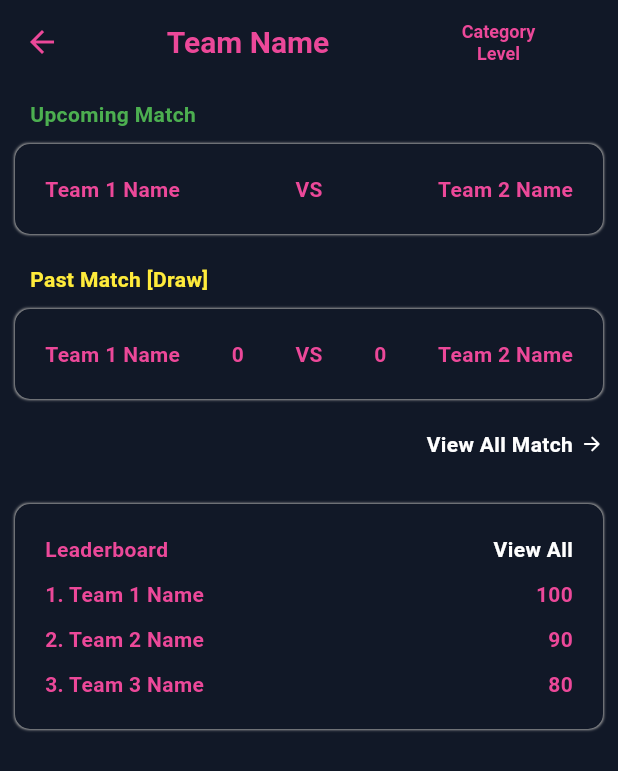
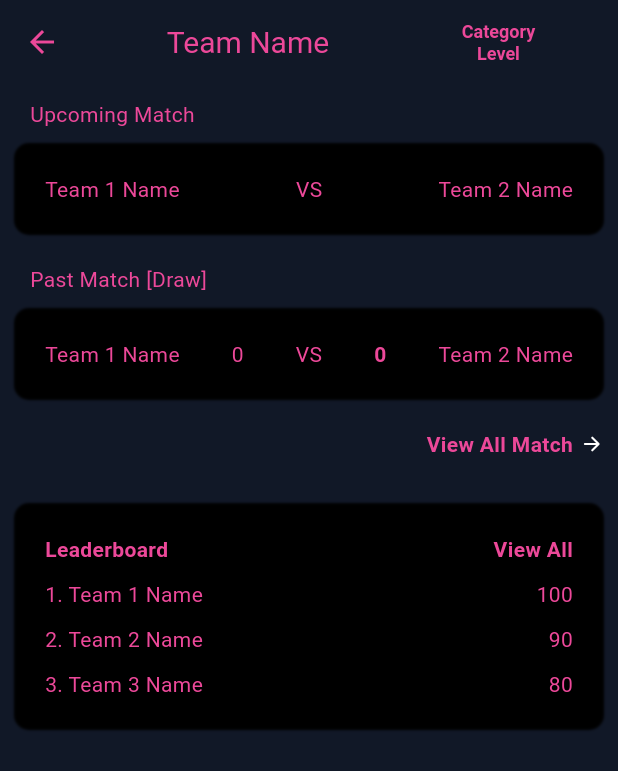
Before and after one commit to syamilu/tournamyx_mobile, a Flutter app: the FavouriteScreen screen opened by its route, on a phone screen of 412 x 824 dp. Shown: the top 771 px of the screen. Run offline on Flutter 3.47's test engine with Material 3 defaults, Android fonts, the phone set to English and light mode, and no system bars; our stand-ins replace firebase_auth, firebase_core, ionicons; accounts and stored records are empty; Roboto replaces fonts that are missing (Poppins).

Commit message:
:sparkle: changing color theme, and add sign out button

```diff
--- a/lib/features/favourite/screen/favourite_page.dart
+++ b/lib/features/favourite/screen/favourite_page.dart
@@ -8,19 +8,15 @@ class FavouriteScreen extends StatelessWidget {
   @override
   Widget build(BuildContext context) {
     return Scaffold(
-        backgroundColor: TournamyxTheme.background,
         appBar: AppBar(
-          backgroundColor: TournamyxTheme.background,
           actionsIconTheme: const IconThemeData(color: TournamyxTheme.primary),
           iconTheme: const IconThemeData(color: TournamyxTheme.primary),
           title: const Row(
             mainAxisAlignment: MainAxisAlignment.spaceEvenly,
             children: [
               Text('Team Name',
-                  style: TextStyle(
-                      fontSize: 20,
-                      fontWeight: FontWeight.bold,
-                      color: TournamyxTheme.primary)),
+                  style:
+                      TextStyle(fontSize: 20, color: TournamyxTheme.primary)),
               SizedBox(width: 10),
               Column(
                 children: [
@@ -60,8 +56,6 @@ class FavouriteScreen extends StatelessWidget {
                             'Upcoming Match',
                             style: TextStyle(
                               fontSize: 14,
-                              fontWeight: FontWeight.bold,
-                              color: Colors.green,
                             ),
                           ),
                         ),
@@ -70,10 +64,8 @@ class FavouriteScreen extends StatelessWidget {
                         padding: const EdgeInsets.all(20),
                         margin: const EdgeInsets.all(10),
                         decoration: BoxDecoration(
-                          color: TournamyxTheme.background,
                           boxShadow: [
                             BoxShadow(
-                              color: Colors.grey,
                               blurRadius: 0.7,
                               spreadRadius: 0.1,
                               offset: Offset(0.0, 0.0),
@@ -88,24 +80,18 @@ class FavouriteScreen extends StatelessWidget {
                               'Team 1 Name',
                               style: TextStyle(
                                 fontSize: 14,
-                                fontWeight: FontWeight.bold,
-                                color: TournamyxTheme.primary,
                               ),
                             ),
                             Text(
                               'VS',
                               style: TextStyle(
                                 fontSize: 14,
-                                fontWeight: FontWeight.bold,
-                                color: TournamyxTheme.primary,
                               ),
                             ),
                             Text(
                               'Team 2 Name',
                               style: TextStyle(
                                 fontSize: 14,
-                                fontWeight: FontWeight.bold,
-                                color: TournamyxTheme.primary,
                               ),
                             ),
                           ],
@@ -121,8 +107,6 @@ class FavouriteScreen extends StatelessWidget {
                             'Past Match [Draw]',
                             style: TextStyle(
                               fontSize: 14,
-                              fontWeight: FontWeight.bold,
-                              color: Colors.yellow,
                             ),
                           ),
                         ),
@@ -131,10 +115,8 @@ class FavouriteScreen extends StatelessWidget {
                         padding: const EdgeInsets.all(20),
                         margin: const EdgeInsets.all(10),
                         decoration: BoxDecoration(
-                          color: TournamyxTheme.background,
                           boxShadow: [
                             BoxShadow(
-                              color: Colors.grey,
                               blurRadius: 0.7,
                               spreadRadius: 0.1,
                               offset: Offset(0.0, 0.0),
@@ -149,8 +131,18 @@ class FavouriteScreen extends StatelessWidget {
                               'Team 1 Name',
                               style: TextStyle(
                                 fontSize: 14,
-                                fontWeight: FontWeight.bold,
-                                color: TournamyxTheme.primary,
+                              ),
+                            ),
+                            Text(
+                              '0',
+                              style: TextStyle(
+                                fontSize: 14,
+                              ),
+                            ),
+                            Text(
+                              'VS',
+                              style: TextStyle(
+                                fontSize: 14,
                               ),
                             ),
                             Text(
@@ -158,31 +150,12 @@ class FavouriteScreen extends StatelessWidget {
                               style: TextStyle(
                                 fontSize: 14,
                                 fontWeight: FontWeight.bold,
-                                color: TournamyxTheme.primary,
-                              ),
-                            ),
-                            Text(
-                              'VS',
-                              style: TextStyle(
-                                fontSize: 14,
-                                fontWeight: FontWeight.bold,
-                                color: TournamyxTheme.primary,
-                              ),
-                            ),
-                            Text(
-                              '0',
-                              style: TextStyle(
-                                fontSize: 14,
-                                fontWeight: FontWeight.bold,
-                                color: TournamyxTheme.primary,
                               ),
                             ),
                             Text(
                               'Team 2 Name',
                               style: TextStyle(
                                 fontSize: 14,
-                                fontWeight: FontWeight.bold,
-                                color: TournamyxTheme.primary,
                               ),
                             ),
                           ],
@@ -200,13 +173,11 @@ class FavouriteScreen extends StatelessWidget {
                               style: TextStyle(
                                 fontSize: 14,
                                 fontWeight: FontWeight.bold,
-                                color: Colors.white,
                               ),
                             ),
                             SizedBox(width: 5),
                             Icon(
                               Ionicons.arrow_forward,
-                              color: Colors.white,
                               size: 15,
                             ),
                           ],
@@ -218,10 +189,8 @@ class FavouriteScreen extends StatelessWidget {
                         padding: const EdgeInsets.all(20),
                         margin: const EdgeInsets.all(10),
                         decoration: BoxDecoration(
-                          color: TournamyxTheme.background,
                           boxShadow: [
                             BoxShadow(
-                              color: Colors.grey,
                               blurRadius: 0.7,
                               spreadRadius: 0.1,
                               offset: Offset(0.0, 0.0),
@@ -239,7 +208,6 @@ class FavouriteScreen extends StatelessWidget {
                                   style: TextStyle(
                                     fontSize: 14,
                                     fontWeight: FontWeight.bold,
-                                    color: TournamyxTheme.primary,
                                   ),
                                 ),
                                 Text(
@@ -247,7 +215,6 @@ class FavouriteScreen extends StatelessWidget {
                                   style: TextStyle(
                                     fontSize: 14,
                                     fontWeight: FontWeight.bold,
-                                    color: Colors.white,
                                   ),
                                 ),
                               ],
@@ -260,16 +227,12 @@ class FavouriteScreen extends StatelessWidget {
                                   '1. Team 1 Name',
                                   style: TextStyle(
                                     fontSize: 14,
-                                    fontWeight: FontWeight.bold,
-                                    color: TournamyxTheme.primary,
                                   ),
                                 ),
                                 Text(
                                   '100',
                                   style: TextStyle(
                                     fontSize: 14,
-                                    fontWeight: FontWeight.bold,
-                                    color: TournamyxTheme.primary,
                                   ),
                                 ),
                               ],
@@ -282,16 +245,12 @@ class FavouriteScreen extends StatelessWidget {
                                   '2. Team 2 Name',
                                   style: TextStyle(
                                     fontSize: 14,
-                                    fontWeight: FontWeight.bold,
-                                    color: TournamyxTheme.primary,
                                   ),
                                 ),
                                 Text(
                                   '90',
                                   style: TextStyle(
                                     fontSize: 14,
-                                    fontWeight: FontWeight.bold,
-                                    color: TournamyxTheme.primary,
                                   ),
                                 ),
                               ],
@@ -304,16 +263,12 @@ class FavouriteScreen extends StatelessWidget {
                                   '3. Team 3 Name',
                                   style: TextStyle(
                                     fontSize: 14,
-                                    fontWeight: FontWeight.bold,
-                                    color: TournamyxTheme.primary,
                                   ),
                                 ),
                                 Text(
                                   '80',
                                   style: TextStyle(
                                     fontSize: 14,
-                                    fontWeight: FontWeight.bold,
-                                    color: TournamyxTheme.primary,
                                   ),
                                 ),
                               ],
--- a/lib/utils/theme/tournamyx_theme.dart
+++ b/lib/utils/theme/tournamyx_theme.dart
@@ -3,7 +3,7 @@ import 'package:flutter/material.dart';
 class TournamyxTheme {
   static const Color background = Color(0xFF111827);
   static const Color primary = Color(0xFFEC4899);
-  // static const Color grey = Color(0xFF888CA4);
+  static const Color grey = Color(0xFF888CA4);
 
   // static const Color primaryVariant = Color(0xFF1674EA);
   // static const Color secondary = Color(0xFF488A);
```
Also changed, not shown: lib/components/shared/myx_bottom_navbar.dart (+7 -8 lines), lib/features/auth/screen/login.dart (+3 -6 lines), lib/features/settings/screen/settings.dart (added, +39 -0 lines), lib/main.dart (+10 -10 lines), lib/utils/theme/color_schemes.g.dart.
